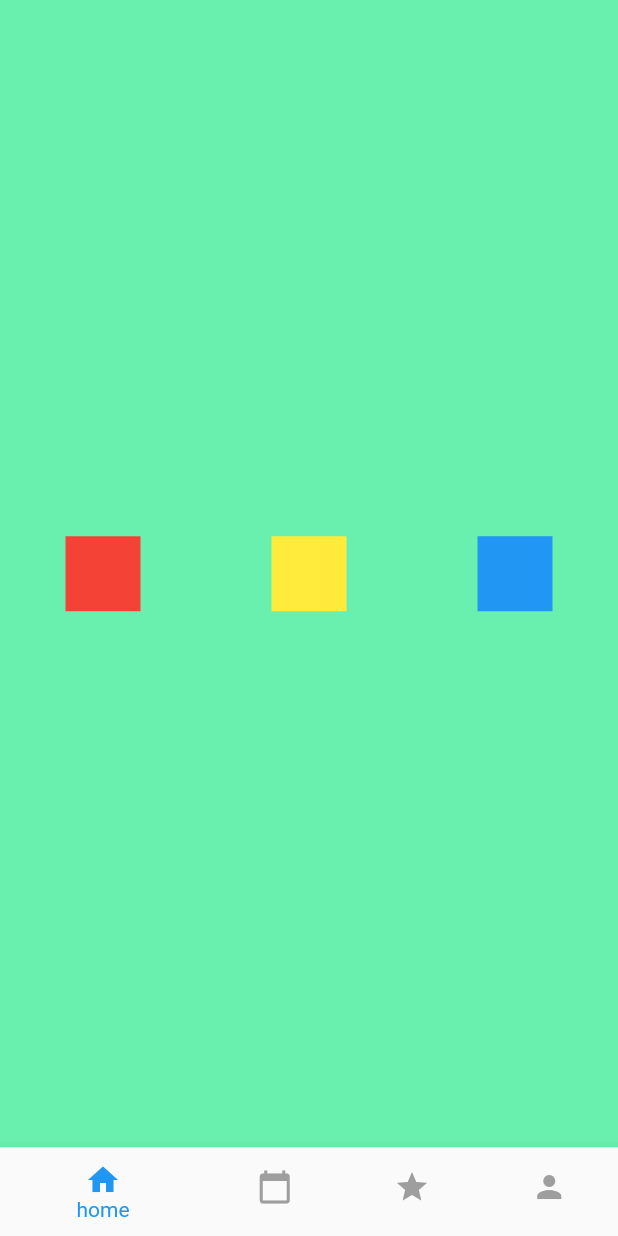
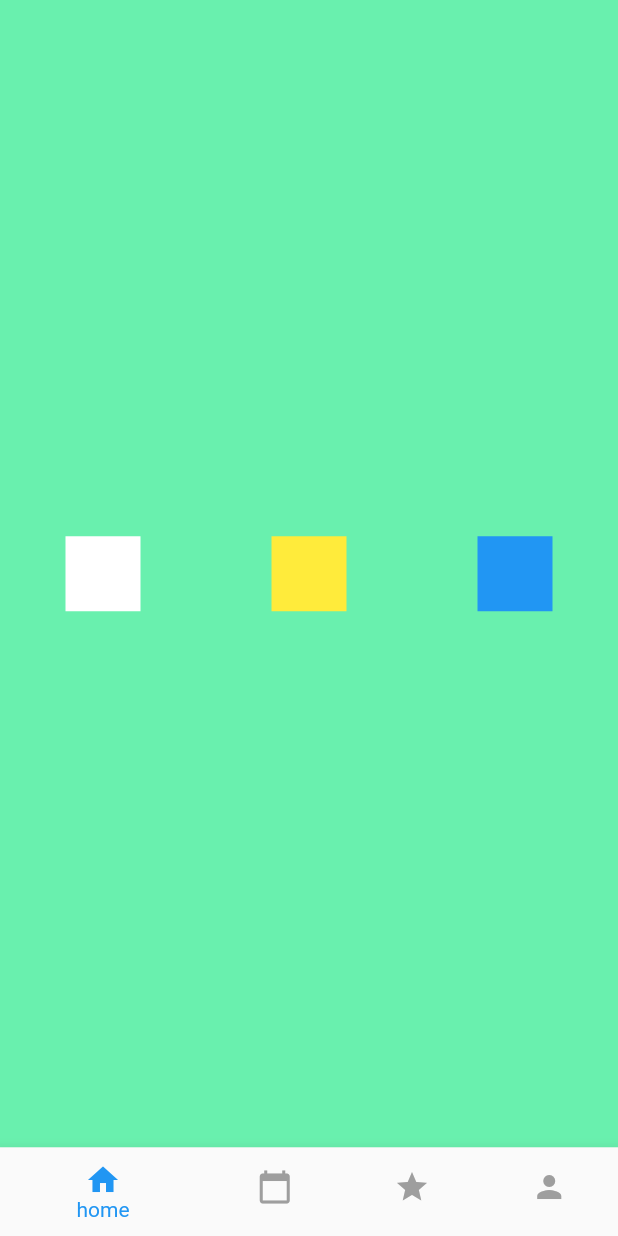
Before and after one commit to Jang-zn/flutterstudy, a Flutter app: the BasicAppHome screen opened directly, on a phone screen of 412 x 824 dp. Run offline on Flutter 3.47's test engine with Material 2 defaults, Android fonts, the phone set to English and light mode, and no system bars.

Commit message:
setState 사용

```diff
--- a/lib/basicWidget2.dart
+++ b/lib/basicWidget2.dart
@@ -44,6 +44,7 @@ class EmptyAppBar extends StatelessWidget implements PreferredSizeWidget{
 
 class _BasicAppHomeState extends State<BasicAppHome> {
   int _index=0;
+  Color _color = Colors.white;
 
   @override
   Widget build(BuildContext context) {
@@ -58,10 +59,16 @@ class _BasicAppHomeState extends State<BasicAppHome> {
                 mainAxisAlignment: MainAxisAlignment.spaceAround, //세로배치
                 crossAxisAlignment: CrossAxisAlignment.center, //가로배치
                 children: <Widget>[
-                  Container(
-                    color: Colors.red,
+                  InkWell(child : Container(
+                    color: _color,
                     width: 50,
                     height: 50,
+                  ),
+                    onTap :(){
+                    setState(() {
+                      _color = Colors.black;
+                    });
+                    }
                   ),
                   Container(
                     color: Colors.yellow,
```
